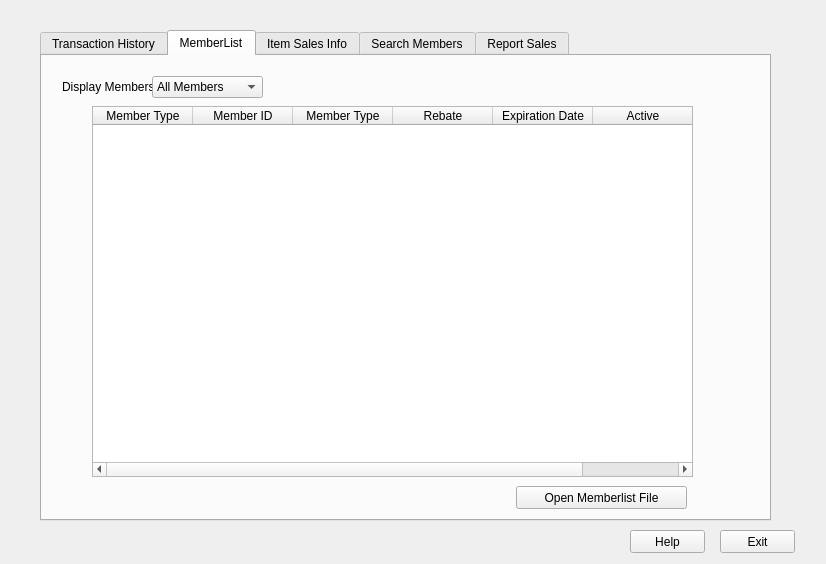
Old version of the form WarehouseIO/mainprogram.ui in the repository mulvaneya7/Bad-Badgers.
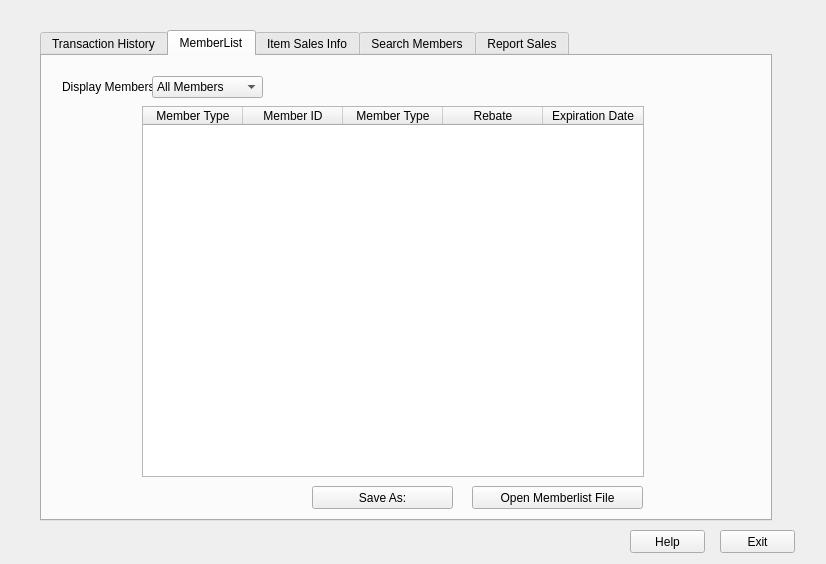
New version of the form.

```diff
--- a/WarehouseIO/mainprogram.ui
+++ b/WarehouseIO/mainprogram.ui
@@ -18,7 +18,7 @@
     <rect>
      <x>40</x>
      <y>30</y>
-     <width>731</width>
+     <width>732</width>
      <height>491</height>
     </rect>
    </property>
@@ -111,9 +111,9 @@
     <widget class="QTableWidget" name="MemberTable">
      <property name="geometry">
       <rect>
-       <x>50</x>
+       <x>100</x>
        <y>50</y>
-       <width>601</width>
+       <width>502</width>
        <height>371</height>
       </rect>
      </property>
@@ -142,11 +142,6 @@
        <string>Expiration Date</string>
       </property>
      </column>
-     <column>
-      <property name="text">
-       <string>Active</string>
-      </property>
-     </column>
     </widget>
     <widget class="QLabel" name="DisplayLabel">
      <property name="geometry">
@@ -189,7 +184,7 @@
     <widget class="QPushButton" name="pushButton_3">
      <property name="geometry">
       <rect>
-       <x>474</x>
+       <x>430</x>
        <y>430</y>
        <width>171</width>
        <height>23</height>
@@ -202,7 +197,7 @@
     <widget class="QLabel" name="MemberListError">
      <property name="geometry">
       <rect>
-       <x>320</x>
+       <x>100</x>
        <y>430</y>
        <width>141</width>
        <height>21</height>
@@ -212,6 +207,19 @@
       <string/>
      </property>
     </widget>
+    <widget class="QPushButton" name="SaveButton">
+     <property name="geometry">
+      <rect>
+       <x>270</x>
+       <y>430</y>
+       <width>141</width>
+       <height>23</height>
+      </rect>
+     </property>
+     <property name="text">
+      <string>Save As:</string>
+     </property>
+    </widget>
    </widget>
    <widget class="QWidget" name="ItemInfo">
     <attribute name="title">
```
Left out of the diff: 2 changed lines with no effect on the pictures.
